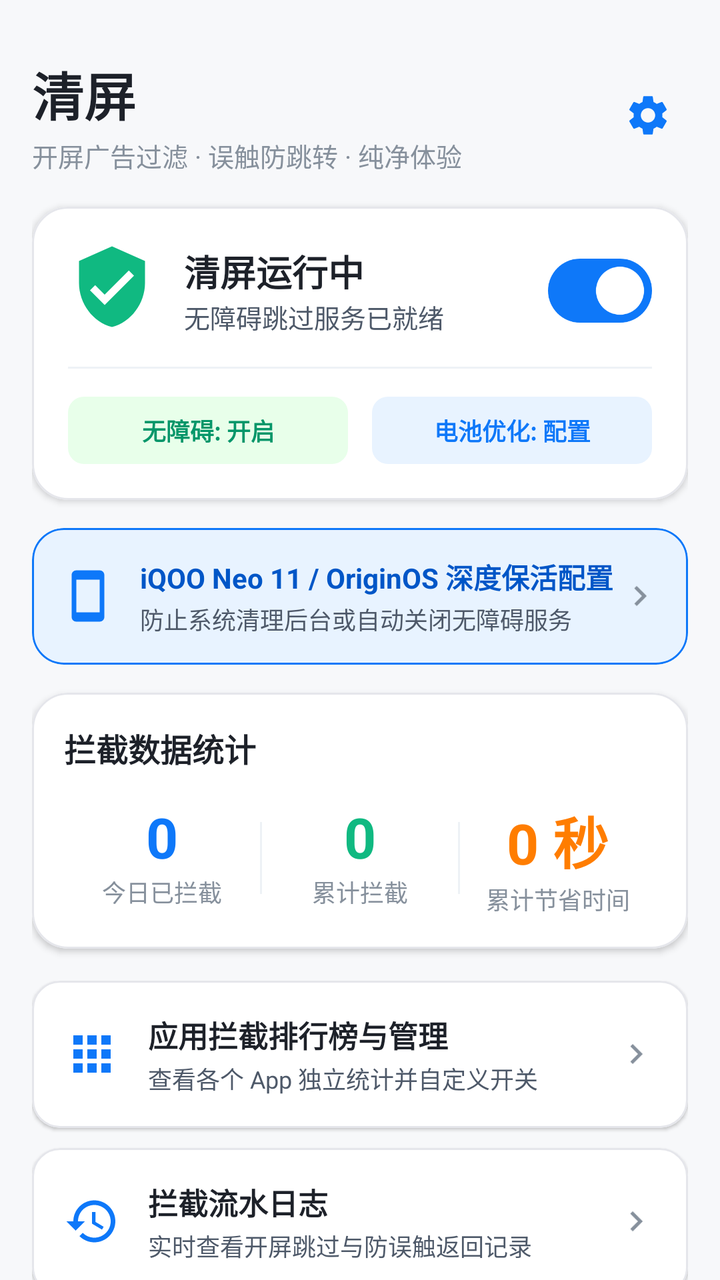
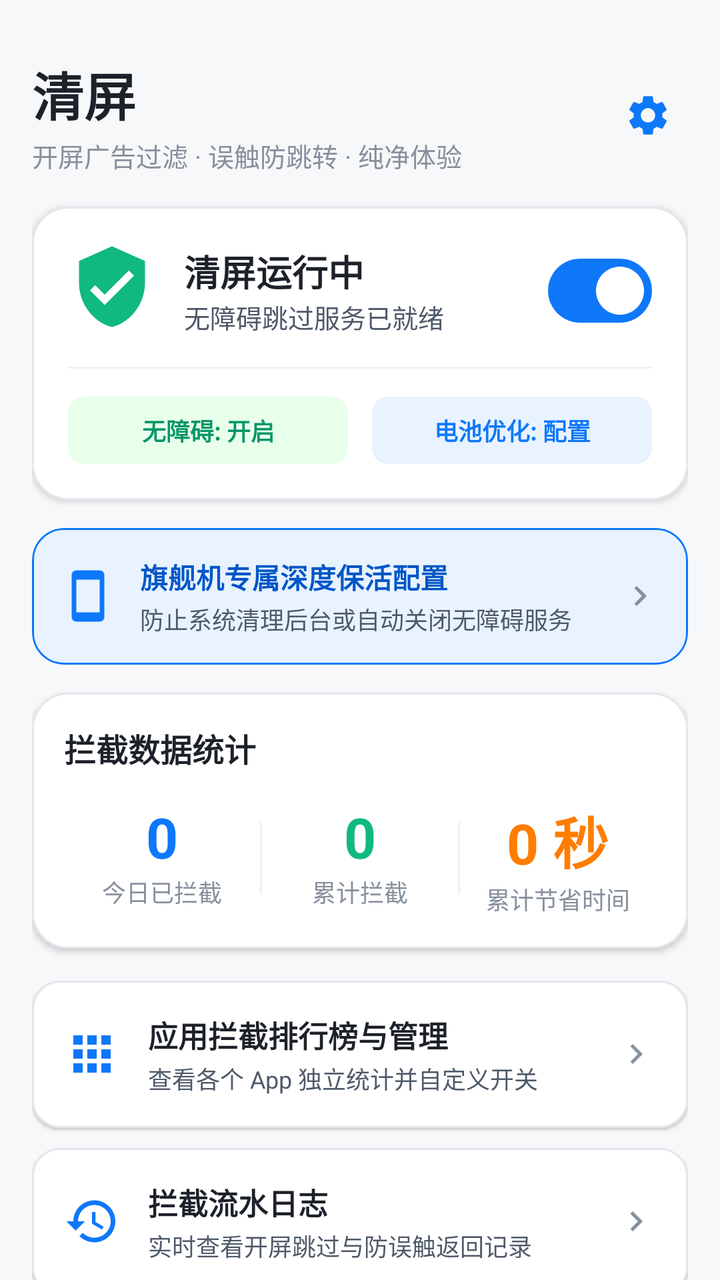

The first picture is an Android layout as it rendered before a commit; the second is the same layout after the commit. The layout source and the unified diff follow.
<!-- AndroidManifest.xml: application theme Theme.CleanScreen -->
<!-- res/layout/activity_main.xml -->
<?xml version="1.0" encoding="utf-8"?>
<androidx.coordinatorlayout.widget.CoordinatorLayout xmlns:android="http://schemas.android.com/apk/res/android"
    xmlns:app="http://schemas.android.com/apk/res-auto"
    android:layout_width="match_parent"
    android:layout_height="match_parent"
    android:background="@color/background">

    <androidx.core.widget.NestedScrollView
        android:layout_width="match_parent"
        android:layout_height="match_parent"
        android:fillViewport="true">

        <LinearLayout
            android:layout_width="match_parent"
            android:layout_height="wrap_content"
            android:orientation="vertical"
            android:padding="16dp">

            
            <RelativeLayout
                android:layout_width="match_parent"
                android:layout_height="wrap_content"
                android:layout_marginTop="12dp"
                android:layout_marginBottom="16dp">

                <TextView
                    android:id="@+id/tvAppTitle"
                    android:layout_width="wrap_content"
                    android:layout_height="wrap_content"
                    android:text="@string/app_name"
                    android:textColor="@color/text_primary"
                    android:textSize="26sp"
                    android:textStyle="bold" />

                <TextView
                    android:layout_width="wrap_content"
                    android:layout_height="wrap_content"
                    android:layout_below="@id/tvAppTitle"
                    android:layout_marginTop="2dp"
                    android:text="开屏广告过滤 · 误触防跳转 · 纯净体验"
                    android:textColor="@color/text_hint"
                    android:textSize="13sp" />

                <ImageView
                    android:id="@+id/btnSettings"
                    android:layout_width="40dp"
                    android:layout_height="40dp"
                    android:layout_alignParentEnd="true"
                    android:layout_centerVertical="true"
                    android:background="?attr/selectableItemBackgroundBorderless"
                    android:padding="8dp"
                    android:src="@drawable/ic_settings" />
            </RelativeLayout>

            
            <com.google.android.material.card.MaterialCardView
                android:layout_width="match_parent"
                android:layout_height="wrap_content"
                android:layout_marginBottom="14dp"
                app:cardBackgroundColor="@color/surface"
                app:cardCornerRadius="18dp"
                app:cardElevation="2dp"
                app:strokeColor="@color/card_border"
                app:strokeWidth="1dp">

                <LinearLayout
                    android:layout_width="match_parent"
                    android:layout_height="wrap_content"
                    android:orientation="vertical"
                    android:padding="18dp">

                    <RelativeLayout
                        android:layout_width="match_parent"
                        android:layout_height="wrap_content">

                        <ImageView
                            android:id="@+id/ivShieldIcon"
                            android:layout_width="44dp"
                            android:layout_height="44dp"
                            android:src="@drawable/ic_shield_check" />

                        <LinearLayout
                            android:layout_width="wrap_content"
                            android:layout_height="wrap_content"
                            android:layout_centerVertical="true"
                            android:layout_marginStart="14dp"
                            android:layout_toEndOf="@id/ivShieldIcon"
                            android:orientation="vertical">

                            <TextView
                                android:id="@+id/tvStatusTitle"
                                android:layout_width="wrap_content"
                                android:layout_height="wrap_content"
                                android:text="清屏运行中"
                                android:textColor="@color/text_primary"
                                android:textSize="18sp"
                                android:textStyle="bold" />

                            <TextView
                                android:id="@+id/tvStatusSubtitle"
                                android:layout_width="wrap_content"
                                android:layout_height="wrap_content"
                                android:text="无障碍跳过服务已就绪"
                                android:textColor="@color/text_secondary"
                                android:textSize="13sp" />
                        </LinearLayout>

                        <com.google.android.material.materialswitch.MaterialSwitch
                            android:id="@+id/switchMaster"
                            android:layout_width="wrap_content"
                            android:layout_height="wrap_content"
                            android:layout_alignParentEnd="true"
                            android:layout_centerVertical="true"
                            android:checked="true" />
                    </RelativeLayout>

                    <View
                        android:layout_width="match_parent"
                        android:layout_height="1dp"
                        android:layout_marginVertical="14dp"
                        android:background="@color/surface_variant" />

                    
                    <LinearLayout
                        android:layout_width="match_parent"
                        android:layout_height="wrap_content"
                        android:orientation="horizontal">

                        <TextView
                            android:id="@+id/chipAccessibility"
                            android:layout_width="0dp"
                            android:layout_height="wrap_content"
                            android:layout_marginEnd="6dp"
                            android:layout_weight="1"
                            android:background="@drawable/bg_chip_rounded"
                            android:backgroundTint="@color/accent_green_light"
                            android:gravity="center"
                            android:paddingVertical="8dp"
                            android:text="无障碍: 开启"
                            android:textColor="@color/secondary_variant"
                            android:textSize="12sp"
                            android:textStyle="bold" />

                        <TextView
                            android:id="@+id/chipBattery"
                            android:layout_width="0dp"
                            android:layout_height="wrap_content"
                            android:layout_marginStart="6dp"
                            android:layout_weight="1"
                            android:background="@drawable/bg_chip_rounded"
                            android:backgroundTint="@color/accent_blue_light"
                            android:gravity="center"
                            android:paddingVertical="8dp"
                            android:text="电池优化: 配置"
                            android:textColor="@color/primary"
                            android:textSize="12sp"
                            android:textStyle="bold" />
                    </LinearLayout>
                </LinearLayout>
            </com.google.android.material.card.MaterialCardView>

            
            <com.google.android.material.card.MaterialCardView
                android:id="@+id/cardVivoGuide"
                android:layout_width="match_parent"
                android:layout_height="wrap_content"
                android:layout_marginBottom="14dp"
                app:cardBackgroundColor="@color/accent_blue_light"
                app:cardCornerRadius="16dp"
                app:cardElevation="0dp"
                app:strokeColor="@color/primary"
                app:strokeWidth="1dp">

                <RelativeLayout
                    android:layout_width="match_parent"
                    android:layout_height="wrap_content"
                    android:padding="14dp">

                    <ImageView
                        android:id="@+id/ivPhoneIcon"
                        android:layout_width="28dp"
                        android:layout_height="28dp"
                        android:layout_centerVertical="true"
                        android:src="@drawable/ic_phone_iqoo" />

                    <LinearLayout
                        android:layout_width="wrap_content"
                        android:layout_height="wrap_content"
                        android:layout_centerVertical="true"
                        android:layout_marginStart="12dp"
                        android:layout_toStartOf="@id/ivArrowGuide"
                        android:layout_toEndOf="@id/ivPhoneIcon"
                        android:orientation="vertical">

                        <TextView
                            android:layout_width="wrap_content"
                            android:layout_height="wrap_content"
                            android:text="iQOO Neo 11 / OriginOS 深度保活配置"
                            android:textColor="@color/primary_variant"
                            android:textSize="14sp"
                            android:textStyle="bold" />

                        <TextView
                            android:layout_width="wrap_content"
                            android:layout_height="wrap_content"
                            android:layout_marginTop="2dp"
                            android:text="防止系统清理后台或自动关闭无障碍服务"
                            android:textColor="@color/text_secondary"
                            android:textSize="12sp" />
                    </LinearLayout>

                    <ImageView
                        android:id="@+id/ivArrowGuide"
                        android:layout_width="20dp"
                        android:layout_height="20dp"
                        android:layout_alignParentEnd="true"
                        android:layout_centerVertical="true"
                        android:src="@drawable/ic_arrow_right" />
                </RelativeLayout>
            </com.google.android.material.card.MaterialCardView>

            
            <com.google.android.material.card.MaterialCardView
                android:layout_width="match_parent"
                android:layout_height="wrap_content"
                android:layout_marginBottom="16dp"
                app:cardBackgroundColor="@color/surface"
                app:cardCornerRadius="18dp"
                app:cardElevation="2dp"
                app:strokeColor="@color/card_border"
                app:strokeWidth="1dp">

                <LinearLayout
                    android:layout_width="match_parent"
                    android:layout_height="wrap_content"
                    android:orientation="vertical"
                    android:padding="16dp">

                    <TextView
                        android:layout_width="wrap_content"
                        android:layout_height="wrap_content"
                        android:text="拦截数据统计"
                        android:textColor="@color/text_primary"
                        android:textSize="16sp"
                        android:textStyle="bold" />

                    <LinearLayout
                        android:layout_width="match_parent"
                        android:layout_height="wrap_content"
                        android:layout_marginTop="14dp"
                        android:orientation="horizontal">

                        
                        <LinearLayout
                            android:layout_width="0dp"
                            android:layout_height="wrap_content"
                            android:layout_weight="1"
                            android:gravity="center"
                            android:orientation="vertical">

                            <TextView
                                android:id="@+id/tvCountToday"
                                android:layout_width="wrap_content"
                                android:layout_height="wrap_content"
                                android:text="0"
                                android:textColor="@color/primary"
                                android:textSize="28sp"
                                android:textStyle="bold" />

                            <TextView
                                android:layout_width="wrap_content"
                                android:layout_height="wrap_content"
                                android:text="今日已拦截"
                                android:textColor="@color/text_hint"
                                android:textSize="12sp" />
                        </LinearLayout>

                        <View
                            android:layout_width="1dp"
                            android:layout_height="36dp"
                            android:layout_gravity="center_vertical"
                            android:background="@color/surface_variant" />

                        
                        <LinearLayout
                            android:layout_width="0dp"
                            android:layout_height="wrap_content"
                            android:layout_weight="1"
                            android:gravity="center"
                            android:orientation="vertical">

                            <TextView
                                android:id="@+id/tvCountTotal"
                                android:layout_width="wrap_content"
                                android:layout_height="wrap_content"
                                android:text="0"
                                android:textColor="@color/secondary"
                                android:textSize="28sp"
                                android:textStyle="bold" />

                            <TextView
                                android:layout_width="wrap_content"
                                android:layout_height="wrap_content"
                                android:text="累计拦截"
                                android:textColor="@color/text_hint"
                                android:textSize="12sp" />
                        </LinearLayout>

                        <View
                            android:layout_width="1dp"
                            android:layout_height="36dp"
                            android:layout_gravity="center_vertical"
                            android:background="@color/surface_variant" />

                        
                        <LinearLayout
                            android:layout_width="0dp"
                            android:layout_height="wrap_content"
                            android:layout_weight="1"
                            android:gravity="center"
                            android:orientation="vertical">

                            <TextView
                                android:id="@+id/tvSavedTime"
                                android:layout_width="wrap_content"
                                android:layout_height="wrap_content"
                                android:text="0 秒"
                                android:textColor="@color/status_warning"
                                android:textSize="28sp"
                                android:textStyle="bold" />

                            <TextView
                                android:layout_width="wrap_content"
                                android:layout_height="wrap_content"
                                android:text="累计节省时间"
                                android:textColor="@color/text_hint"
                                android:textSize="12sp" />
                        </LinearLayout>
                    </LinearLayout>
                </LinearLayout>
            </com.google.android.material.card.MaterialCardView>

            
            <LinearLayout
                android:layout_width="match_parent"
                android:layout_height="wrap_content"
                android:orientation="vertical">

                
                <com.google.android.material.card.MaterialCardView
                    android:id="@+id/cardAppList"
                    android:layout_width="match_parent"
                    android:layout_height="wrap_content"
                    android:layout_marginBottom="10dp"
                    app:cardBackgroundColor="@color/surface"
                    app:cardCornerRadius="14dp"
                    app:cardElevation="1dp"
                    app:strokeColor="@color/card_border"
                    app:strokeWidth="1dp">

                    <RelativeLayout
                        android:layout_width="match_parent"
                        android:layout_height="wrap_content"
                        android:padding="16dp">

                        <ImageView
                            android:id="@+id/ivIconApps"
                            android:layout_width="28dp"
                            android:layout_height="28dp"
                            android:layout_centerVertical="true"
                            android:src="@drawable/ic_apps" />

                        <LinearLayout
                            android:layout_width="wrap_content"
                            android:layout_height="wrap_content"
                            android:layout_centerVertical="true"
                            android:layout_marginStart="14dp"
                            android:layout_toStartOf="@id/ivArrowApps"
                            android:layout_toEndOf="@id/ivIconApps"
                            android:orientation="vertical">

                            <TextView
                                android:layout_width="wrap_content"
                                android:layout_height="wrap_content"
                                android:text="应用拦截排行榜与管理"
                                android:textColor="@color/text_primary"
                                android:textSize="15sp"
                                android:textStyle="bold" />

                            <TextView
                                android:id="@+id/tvProtectedSummary"
                                android:layout_width="wrap_content"
                                android:layout_height="wrap_content"
                                android:layout_marginTop="2dp"
                                android:text="查看各个 App 独立统计并自定义开关"
                                android:textColor="@color/text_secondary"
                                android:textSize="12sp" />
                        </LinearLayout>

                        <ImageView
                            android:id="@+id/ivArrowApps"
                            android:layout_width="20dp"
                            android:layout_height="20dp"
                            android:layout_alignParentEnd="true"
                            android:layout_centerVertical="true"
                            android:src="@drawable/ic_arrow_right" />
                    </RelativeLayout>
                </com.google.android.material.card.MaterialCardView>

                
                <com.google.android.material.card.MaterialCardView
                    android:id="@+id/cardLogs"
                    android:layout_width="match_parent"
                    android:layout_height="wrap_content"
                    android:layout_marginBottom="10dp"
                    app:cardBackgroundColor="@color/surface"
                    app:cardCornerRadius="14dp"
                    app:cardElevation="1dp"
                    app:strokeColor="@color/card_border"
                    app:strokeWidth="1dp">

                    <RelativeLayout
                        android:layout_width="match_parent"
                        android:layout_height="wrap_content"
                        android:padding="16dp">

                        <ImageView
                            android:id="@+id/ivIconLogs"
                            android:layout_width="28dp"
                            android:layout_height="28dp"
                            android:layout_centerVertical="true"
                            android:src="@drawable/ic_history" />

                        <LinearLayout
                            android:layout_width="wrap_content"
                            android:layout_height="wrap_content"
                            android:layout_centerVertical="true"
                            android:layout_marginStart="14dp"
                            android:layout_toStartOf="@id/ivArrowLogs"
                            android:layout_toEndOf="@id/ivIconLogs"
                            android:orientation="vertical">

                            <TextView
                                android:layout_width="wrap_content"
                                android:layout_height="wrap_content"
                                android:text="拦截流水日志"
                                android:textColor="@color/text_primary"
                                android:textSize="15sp"
                                android:textStyle="bold" />

                            <TextView
                                android:layout_width="wrap_content"
                                android:layout_height="wrap_content"
                                android:layout_marginTop="2dp"
                                android:text="实时查看开屏跳过与防误触返回记录"
                                android:textColor="@color/text_secondary"
                                android:textSize="12sp" />
                        </LinearLayout>

                        <ImageView
                            android:id="@+id/ivArrowLogs"
                            android:layout_width="20dp"
                            android:layout_height="20dp"
                            android:layout_alignParentEnd="true"
                            android:layout_centerVertical="true"
                            android:src="@drawable/ic_arrow_right" />
                    </RelativeLayout>
                </com.google.android.material.card.MaterialCardView>

                
                <com.google.android.material.card.MaterialCardView
                    android:id="@+id/cardSettings"
                    android:layout_width="match_parent"
                    android:layout_height="wrap_content"
                    android:layout_marginBottom="16dp"
                    app:cardBackgroundColor="@color/surface"
                    app:cardCornerRadius="14dp"
                    app:cardElevation="1dp"
                    app:strokeColor="@color/card_border"
                    app:strokeWidth="1dp">

                    <RelativeLayout
                        android:layout_width="match_parent"
                        android:layout_height="wrap_content"
                        android:padding="16dp">

                        <ImageView
                            android:id="@+id/ivIconBolt"
                            android:layout_width="28dp"
                            android:layout_height="28dp"
                            android:layout_centerVertical="true"
                            android:src="@drawable/ic_bolt" />

                        <LinearLayout
                            android:layout_width="wrap_content"
                            android:layout_height="wrap_content"
                            android:layout_centerVertical="true"
                            android:layout_marginStart="14dp"
                            android:layout_toStartOf="@id/ivArrowSettings"
                            android:layout_toEndOf="@id/ivIconBolt"
                            android:orientation="vertical">

                            <TextView
                                android:layout_width="wrap_content"
                                android:layout_height="wrap_content"
                                android:text="防误触跳转与实验室设置"
                                android:textColor="@color/text_primary"
                                android:textSize="15sp"
                                android:textStyle="bold" />

                            <TextView
                                android:layout_width="wrap_content"
                                android:layout_height="wrap_content"
                                android:layout_marginTop="2dp"
                                android:text="摇一摇极速拦截、跨应用唤起返回防护"
                                android:textColor="@color/text_secondary"
                                android:textSize="12sp" />
                        </LinearLayout>

                        <ImageView
                            android:id="@+id/ivArrowSettings"
                            android:layout_width="20dp"
                            android:layout_height="20dp"
                            android:layout_alignParentEnd="true"
                            android:layout_centerVertical="true"
                            android:src="@drawable/ic_arrow_right" />
                    </RelativeLayout>
                </com.google.android.material.card.MaterialCardView>
            </LinearLayout>

        </LinearLayout>
    </androidx.core.widget.NestedScrollView>

</androidx.coordinatorlayout.widget.CoordinatorLayout>
<!-- resources referenced by this layout -->
<resources>
  <color name="accent_blue_light">#E8F3FF</color>
  <color name="accent_green_light">#E8FFEA</color>
  <color name="background">#F7F8FA</color>
  <color name="card_border">#E5E6EB</color>
  <color name="primary">#0E78F9</color>
  <color name="primary_variant">#0056C7</color>
  <color name="secondary">#10B981</color>
  <color name="secondary_variant">#059669</color>
  <color name="status_warning">#FF7D00</color>
  <color name="surface">#FFFFFF</color>
  <color name="surface_variant">#EEF2F6</color>
  <color name="text_hint">#86909C</color>
  <color name="text_primary">#1D2129</color>
  <color name="text_secondary">#4E5969</color>
  <!-- drawable bg_chip_rounded (drawable) -->
  <?xml version="1.0" encoding="utf-8"?>
  <shape xmlns:android="http://schemas.android.com/apk/res/android"
      android:shape="rectangle">
      <corners android:radius="8dp" />
      <solid android:color="@color/accent_blue_light" />
  </shape>
  <!-- drawable ic_apps (drawable) -->
  <vector xmlns:android="http://schemas.android.com/apk/res/android"
      android:width="24dp"
      android:height="24dp"
      android:viewportWidth="24"
      android:viewportHeight="24">
      <path
          android:fillColor="#0E78F9"
          android:pathData="M4,8h4V4H4v4zm6,12h4v-4h-4v4zm-6,0h4v-4H4v4zm0-6h4v-4H4v4zm6,0h4v-4h-4v4zm6-10v4h4V4h-4zm-6,4h4V4h-4v4zm6,6h4v-4h-4v4zm0,6h4v-4h-4v4z" />
  </vector>
  <!-- drawable ic_arrow_right (drawable) -->
  <vector xmlns:android="http://schemas.android.com/apk/res/android"
      android:width="24dp"
      android:height="24dp"
      android:viewportWidth="24"
      android:viewportHeight="24">
      <path
          android:fillColor="#86909C"
          android:pathData="M8.59,16.59L13.17,12 8.59,7.41 10,6l6,6 -6,6 -1.41,-1.41z" />
  </vector>
  <!-- drawable ic_bolt (drawable) -->
  <vector xmlns:android="http://schemas.android.com/apk/res/android"
      android:width="24dp"
      android:height="24dp"
      android:viewportWidth="24"
      android:viewportHeight="24">
      <path
          android:fillColor="#FF7D00"
          android:pathData="M11,21h-1l1,-7H7.5c-0.58,0 -0.57,-0.32 -0.38,-0.66 0.19,-0.34 0.05,-0.08 0.07,-0.12C8.48,10.94 10.42,7.54 13,3h1l-1,7h3.5c0.49,0 0.56,0.33 0.31,0.68l-0.11,0.18C14.17,15.34 12.09,19.11 11,21z" />
  </vector>
  <!-- drawable ic_history (drawable) -->
  <vector xmlns:android="http://schemas.android.com/apk/res/android"
      android:width="24dp"
      android:height="24dp"
      android:viewportWidth="24"
      android:viewportHeight="24">
      <path
          android:fillColor="#0E78F9"
          android:pathData="M13,3c-4.97,0 -9,4.03 -9,9H1l3.89,3.89 0.07,0.14L9,12H6c0,-3.87 3.13,-7 7,-7s7,3.13 7,7 -3.13,7 -7,7c-1.93,0 -3.68,-0.79 -4.94,-2.06l-1.42,1.42C8.27,19.99 10.51,21 13,21c4.97,0 9,-4.03 9,-9s-4.03,-9 -9,-9zm-1,5v5l4.28,2.54 0.72,-1.21 -3.5,-2.08V8H12z" />
  </vector>
  <!-- drawable ic_phone_iqoo (drawable) -->
  <vector xmlns:android="http://schemas.android.com/apk/res/android"
      android:width="24dp"
      android:height="24dp"
      android:viewportWidth="24"
      android:viewportHeight="24">
      <path
          android:fillColor="#0E78F9"
          android:pathData="M17,1.01L7,1c-1.1,0 -2,0.9 -2,2v18c0,1.1 0.9,2 2,2h10c1.1,0 2,-0.9 2,-2V3c0,-1.1 -0.9,-1.99 -2,-1.99zM17,19H7V5h10v14z" />
  </vector>
  <!-- drawable ic_shield_check (drawable) -->
  <vector xmlns:android="http://schemas.android.com/apk/res/android"
      android:width="24dp"
      android:height="24dp"
      android:viewportWidth="24"
      android:viewportHeight="24">
      <path
          android:fillColor="#10B981"
          android:pathData="M12,1L3,5v6c0,5.55 3.84,10.74 9,12 5.16,-1.26 9,-6.45 9,-12V5l-9,-4zm-2,16l-4,-4 1.41,-1.41L10,14.17l6.59,-6.59L18,9l-8,8z" />
  </vector>
  <string name="app_name">清屏</string>
  <color name="on_primary">#FFFFFF</color>
  <color name="on_secondary">#FFFFFF</color>
  <!-- unchanged entries left out for length: 2 -->
</resources>

<!-- the commit's change to res/layout/activity_main.xml (unified diff, before → after) -->
@@ -161,7 +161,7 @@
 
             
             <com.google.android.material.card.MaterialCardView
-                android:id="@+id/cardVivoGuide"
+                android:id="@+id/cardBrandGuide"
                 android:layout_width="match_parent"
                 android:layout_height="wrap_content"
                 android:layout_marginBottom="14dp"
@@ -193,14 +193,16 @@
                         android:orientation="vertical">
 
                         <TextView
-                            android:layout_width="wrap_content"
-                            android:layout_height="wrap_content"
-                            android:text="iQOO Neo 11 / OriginOS 深度保活配置"
+                            android:id="@+id/tvBrandGuideTitle"
+                            android:layout_width="wrap_content"
+                            android:layout_height="wrap_content"
+                            android:text="旗舰机专属深度保活配置"
                             android:textColor="@color/primary_variant"
                             android:textSize="14sp"
                             android:textStyle="bold" />
 
                         <TextView
+                            android:id="@+id/tvBrandGuideSubtitle"
                             android:layout_width="wrap_content"
                             android:layout_height="wrap_content"
                             android:layout_marginTop="2dp"
